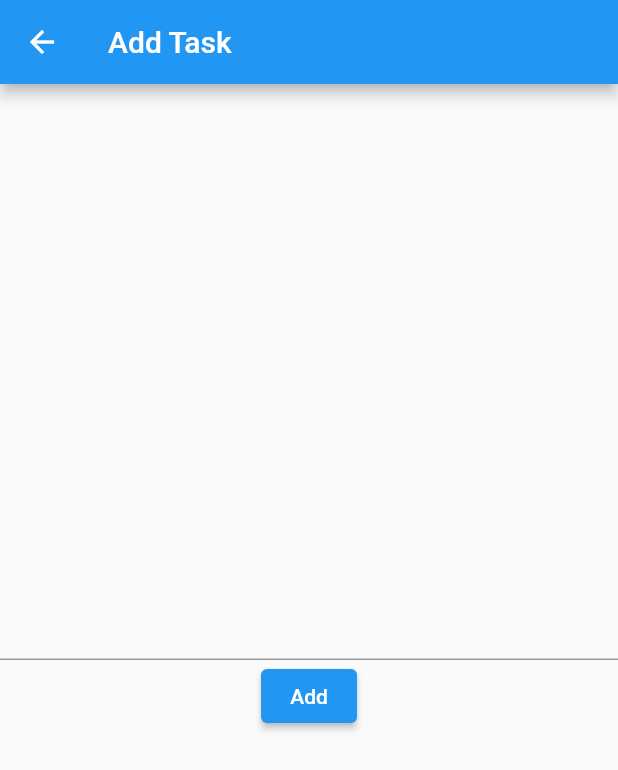
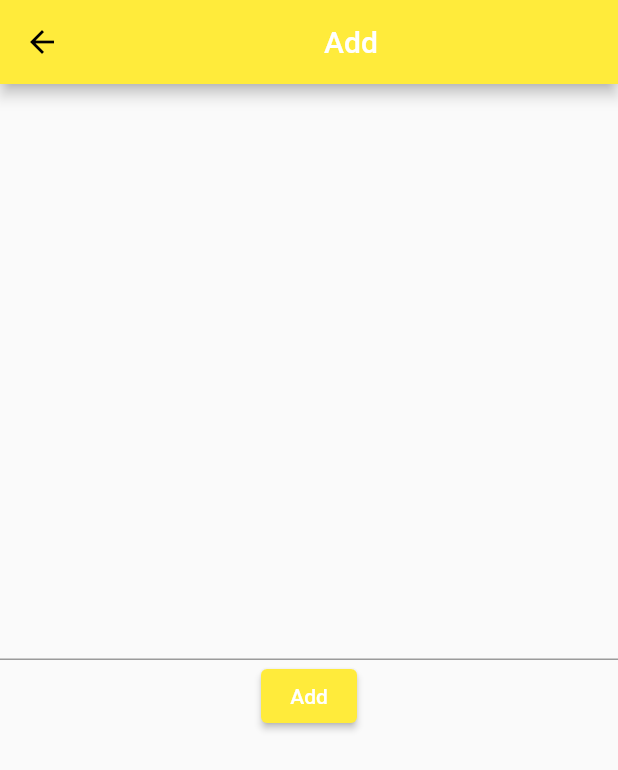
Before and after one commit to BibiTalal/CODED_TodoTask, a Flutter app: the screen it shows after launch, after a tap on the "add box" icon, on a phone screen of 412 x 824 dp. Shown: the top 770 px of the screen. Run offline on Flutter 3.47's test engine with Material 2 defaults, Android fonts, the phone set to English and light mode, and no system bars; our stand-ins replace go_router.

Commit message:
task completed

```diff
--- a/lib/main.dart
+++ b/lib/main.dart
@@ -1,22 +1,24 @@
 import 'package:flutter/material.dart';
 import 'package:go_router/go_router.dart';
 import 'package:half_task/pages/add_task_page.dart';
-import 'package:half_task/pages/list_page.dart';
+import 'package:half_task/pages/home_page.dart';
 import 'package:half_task/providers/task_provider.dart';
+import 'package:half_task/providers/todo_provider.dart';
 import 'package:provider/provider.dart';
 
 void main() {
-  runApp(const MyApp());
+  runApp(ChangeNotifierProvider(
+      create: (context) => ToDoProvider(), child: MyApp()));
 }
 
 final router = GoRouter(routes: [
   GoRoute(
     path: "/",
-    builder: (context, state) => ListPage(),
+    builder: (context, state) => ToDoPage(),
   ),
   GoRoute(
     path: "/add",
-    builder: (context, state) => AddTaskPage(),
+    builder: (context, state) => AddToDoPage(),
   ),
 ]);
 
@@ -25,15 +27,19 @@ class MyApp extends StatelessWidget {
 
   @override
   Widget build(BuildContext context) {
-    return ChangeNotifierProvider(
-      create: (context) => TaskProvider(),
-      child: MaterialApp.router(
-        title: 'Flutter Demo',
-        theme: ThemeData(
-          primarySwatch: Colors.blue,
-        ),
-        routerConfig: router,
-      ),
-    );
+    var todoprovider = ToDoProvider();
+    return MultiProvider(
+        providers: [
+          ChangeNotifierProvider(
+            create: (context) => todoprovider,
+          ),
+        ],
+        child: MaterialApp.router(
+          title: 'Flutter Demo',
+          theme: ThemeData(
+            primarySwatch: Colors.yellow,
+          ),
+          routerConfig: router,
+        ));
   }
 }
--- /dev/null
+++ b/lib/models/todo_model.dart
@@ -0,0 +1,6 @@
+class ToDoModel {
+  String text;
+  bool isComplete;
+
+  ToDoModel({required this.text, required this.isComplete});
+}
--- a/lib/pages/add_task_page.dart
+++ b/lib/pages/add_task_page.dart
@@ -2,24 +2,33 @@ import 'package:flutter/material.dart';
 import 'package:go_router/go_router.dart';
 import 'package:half_task/providers/task_provider.dart';
 import 'package:provider/provider.dart';
+import 'package:half_task/providers/todo_provider.dart';
 
-class AddTaskPage extends StatelessWidget {
-  AddTaskPage({Key? key}) : super(key: key);
+class AddToDoPage extends StatelessWidget {
+  AddToDoPage({Key? key}) : super(key: key);
 
   final controller = TextEditingController();
 
   @override
   Widget build(BuildContext context) {
     return Scaffold(
-      appBar: AppBar(title: Text("Add Task")),
+      appBar: AppBar(
+          title: Center(
+              child: Text(
+        "Add",
+        style: TextStyle(color: Colors.white),
+      ))),
       body: Column(mainAxisAlignment: MainAxisAlignment.center, children: [
         TextField(controller: controller),
         ElevatedButton(
           onPressed: () {
-            context.read<TaskProvider>().addTask(controller.text);
+            context.read<ToDoProvider>().addToDo(controller.text);
             context.pop();
           },
-          child: Text("Add"),
+          child: Text(
+            "Add",
+            style: TextStyle(color: Colors.white),
+          ),
         ),
       ]),
     );
--- /dev/null
+++ b/lib/pages/home_page.dart
@@ -0,0 +1,69 @@
+import 'package:flutter/material.dart';
+import 'package:go_router/go_router.dart';
+import 'package:half_task/providers/task_provider.dart';
+import 'package:provider/provider.dart';
+import 'package:half_task/providers/todo_provider.dart';
+
+class ToDoPage extends StatelessWidget {
+  const ToDoPage({Key? key}) : super(key: key);
+
+  @override
+  Widget build(BuildContext context) {
+    return Scaffold(
+      appBar: AppBar(
+        title: Center(
+            child: Text(
+          "Todo",
+          style: TextStyle(color: Colors.white),
+        )),
+        actions: [
+          IconButton(
+            color: Colors.white,
+            onPressed: () {
+              context.push("/add");
+            },
+            icon: Icon(Icons.add_box_outlined, color: Colors.white),
+          )
+        ],
+      ),
+      body: ListView.builder(
+          itemCount: context.watch<ToDoProvider>().ToDos.length,
+          itemBuilder: (context, index) {
+            var provider = context.watch<ToDoProvider>();
+            return Card(
+                child: Padding(
+                    padding: const EdgeInsets.all(8.0),
+                    child: Row(
+                      children: [
+                        Checkbox(
+                          value: context
+                              .watch<ToDoProvider>()
+                              .ToDos[index]
+                              .isComplete,
+                          onChanged: ((value) {
+                            context
+                                .read<ToDoProvider>()
+                                .changeTaskStatusByIndex(index);
+                          }),
+                        ),
+                        Text(context.watch<ToDoProvider>().ToDos[index].text),
+                        Spacer(),
+                        if (!context
+                            .read<ToDoProvider>()
+                            .ToDos[index]
+                            .isComplete)
+                          IconButton(
+                              onPressed: null, icon: Icon(Icons.delete_forever))
+                        else
+                          IconButton(
+                              onPressed: () {
+                                var delete = context.read<ToDoProvider>();
+                                delete.deleteToDo(index);
+                              },
+                              icon: Icon(Icons.delete)),
+                      ],
+                    )));
+          }),
+    );
+  }
+}
--- a/lib/pages/list_page.dart
+++ /dev/null
@@ -1,28 +0,0 @@
-import 'package:flutter/material.dart';
-import 'package:go_router/go_router.dart';
-import 'package:half_task/providers/task_provider.dart';
-import 'package:provider/provider.dart';
-
-class ListPage extends StatelessWidget {
-  const ListPage({Key? key}) : super(key: key);
-
-  @override
-  Widget build(BuildContext context) {
-    return Scaffold(
-      appBar: AppBar(
-        title: Text("List"),
-        actions: [
-          IconButton(
-              onPressed: () {
-                context.push("/add");
-              },
-              icon: Icon(Icons.add_box_outlined))
-        ],
-      ),
-      body: ListView.builder(
-          itemCount: context.watch<TaskProvider>().tasks.length,
-          itemBuilder: (context, index) =>
-              Text(context.watch<TaskProvider>().tasks[index])),
-    );
-  }
-}
--- /dev/null
+++ b/lib/providers/todo_provider.dart
@@ -0,0 +1,27 @@
+import 'package:flutter/material.dart';
+import 'package:half_task/models/todo_model.dart';
+
+class ToDoProvider extends ChangeNotifier {
+  List<ToDoModel> ToDos = [
+    ToDoModel(text: "Define provider class", isComplete: false),
+    ToDoModel(text: "Provide/Configure the provider", isComplete: false),
+    ToDoModel(
+        text: "watch/read provider variables/function", isComplete: false),
+  ];
+
+  void addToDo(String todo) {
+    ToDoModel model = ToDoModel(text: todo, isComplete: false);
+    ToDos.add(model);
+    notifyListeners();
+  }
+
+  void deleteToDo(int index) {
+    ToDos.removeAt(index);
+    notifyListeners();
+  }
+
+  void changeTaskStatusByIndex(int index) {
+    ToDos[index].isComplete = !ToDos[index].isComplete;
+    notifyListeners();
+  }
+}
```
